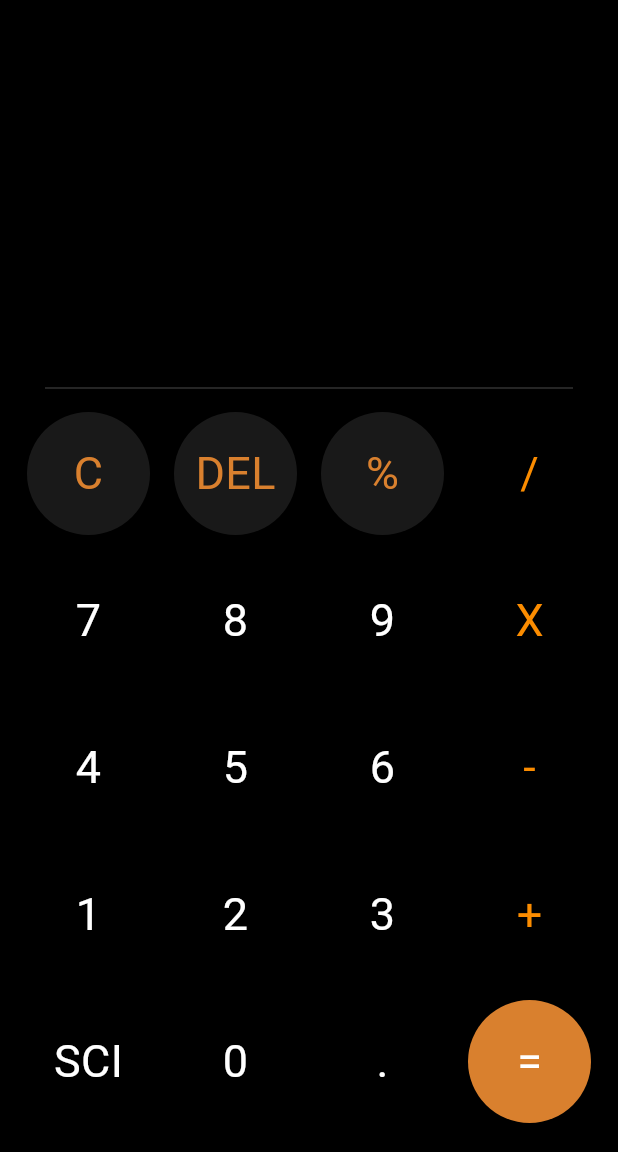
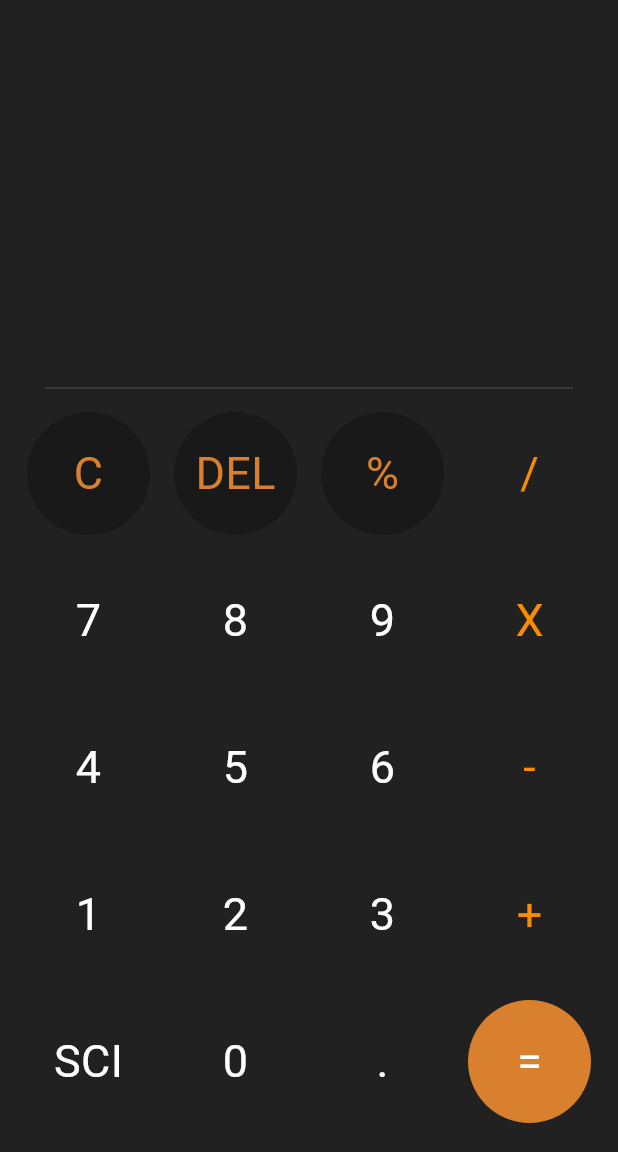
Before and after one commit to starkdotexe/Calculator-app, a Flutter app: the screen it shows after launch, on a phone screen of 412 x 824 dp, the part 84-1236 px from its top. Run offline on Flutter 3.47's test engine with Material 2 defaults, Android fonts, the phone set to English and light mode, and no system bars; our stand-ins replace math_expressions.

Commit message:
color change to grey

```diff
--- a/lib/homepage.dart
+++ b/lib/homepage.dart
@@ -77,7 +77,7 @@ class _MyHomePageState extends State<MyHomePage> {
   @override
   Widget build(BuildContext context) {
     return Scaffold(
-      backgroundColor: Colors.black,
+      backgroundColor: Colors.grey.shade900,
       appBar: AppBar(
         backgroundColor: Colors.black,
         title: const Text(
```
